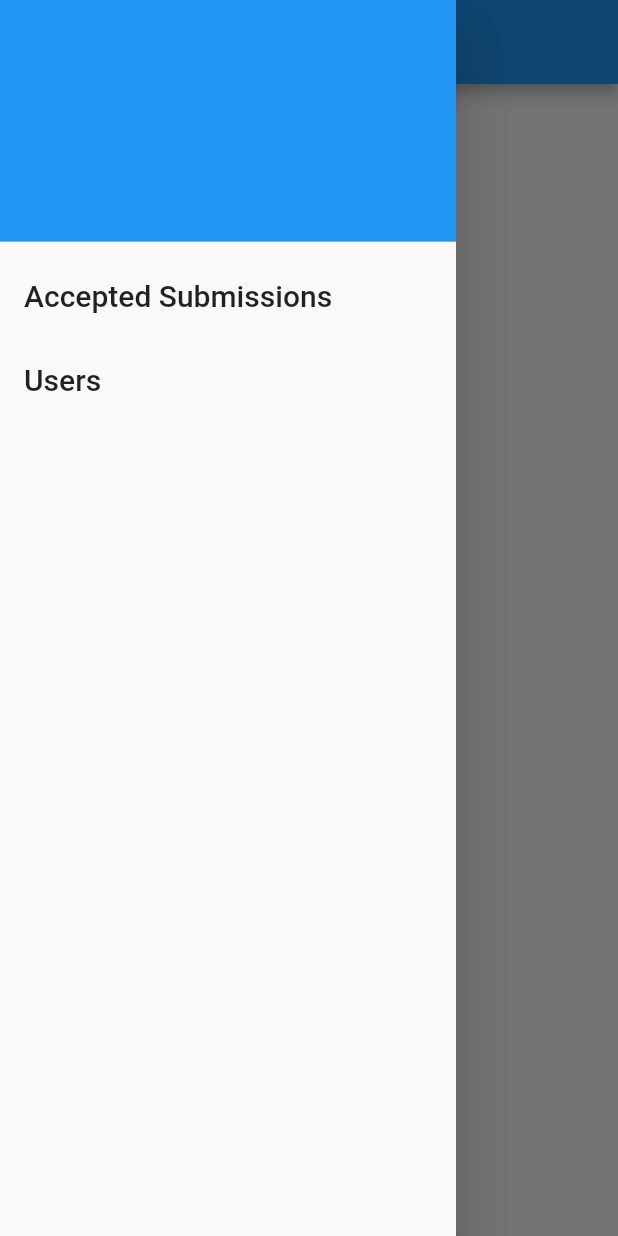
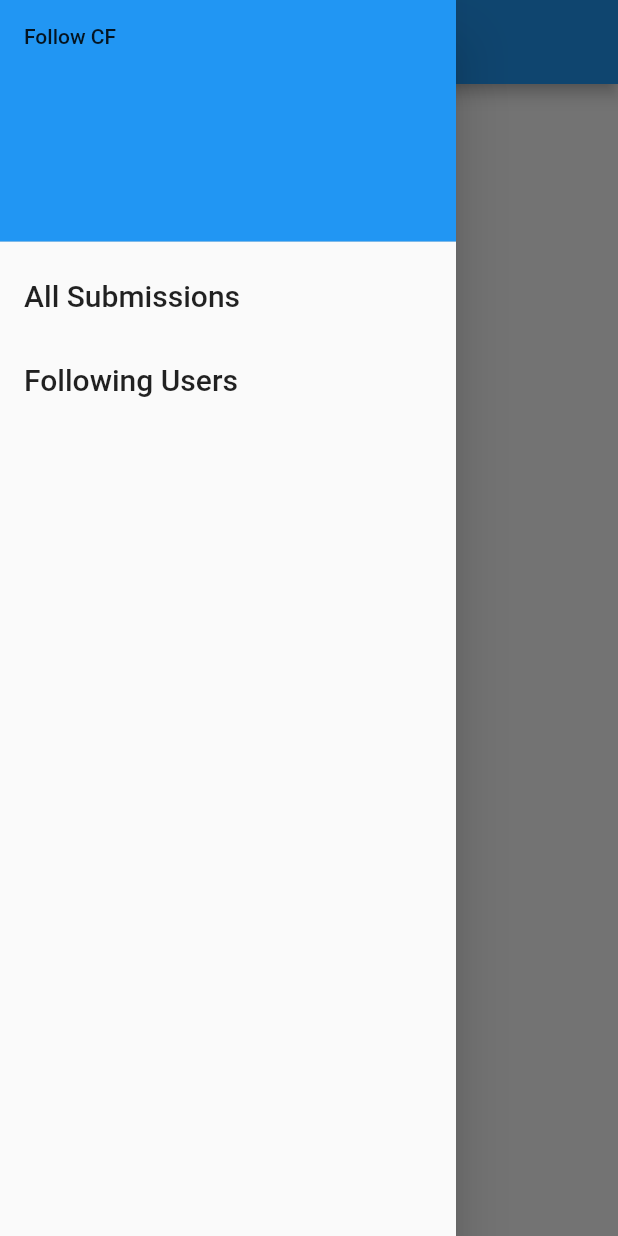
Before and after one commit to Casio991ms/FollowCF, a Flutter app: the screen it shows after launch, with the side drawer open, on a phone screen of 412 x 824 dp. Run offline on Flutter 3.47's test engine with Material 2 defaults, Android fonts, the phone set to English and light mode, and no system bars; our stand-ins replace dio.

```diff
--- a/followcf/lib/globals.dart
+++ b/followcf/lib/globals.dart
@@ -2,5 +2,5 @@ library globals;
 
 import 'package:followcf/models/user.dart';
 
-List<user?> users = [];
+List<User> users = [];
 List<String> handles = [];
--- a/followcf/lib/main.dart
+++ b/followcf/lib/main.dart
@@ -1,5 +1,5 @@
 import 'package:flutter/material.dart';
-import 'package:followcf/screens/ac_submissions.dart';
+import 'package:followcf/screens/all_submissions.dart';
 
 void main() {
   runApp(const MyApp());
@@ -16,7 +16,7 @@ class MyApp extends StatelessWidget {
         primarySwatch: Colors.blue,
       ),
       debugShowCheckedModeBanner: false,
-      home: const acSub(),
+      home: const AllSubmissions(),
     );
   }
 }
--- a/followcf/lib/screens/ac_submissions.dart
+++ /dev/null
@@ -1,35 +0,0 @@
-import 'package:flutter/material.dart';
-import 'package:followcf/widgets/drawer.dart';
-
-class acSub extends StatefulWidget {
-  const acSub({Key? key}) : super(key: key);
-
-  @override
-  State<acSub> createState() => _acSubState();
-}
-
-class _acSubState extends State<acSub> {
-  @override
-  Widget build(BuildContext context) {
-    return Scaffold(
-      appBar: AppBar(
-        title: const Text("Accepted Submissions"),
-      ),
-      drawer: const MyDrawer(),
-      // body: ListView(
-      //   children: List.generate(
-      //     submissions.length,
-      //     (i) => ListTile(
-      //       title: Text(submissions[i].contestId.toString() +
-      //           submissions[i].index +
-      //           ": " +
-      //           submissions[i].name),
-      //       subtitle: Text(submissions[i].author),
-      //       isThreeLine: true,
-      //       trailing: Text(submissions[i].rating.toString()),
-      //     ),
-      //   ),
-      // ),
-    );
-  }
-}
--- /dev/null
+++ b/followcf/lib/screens/all_submissions.dart
@@ -0,0 +1,91 @@
+import 'package:followcf/globals.dart';
+
+import 'package:flutter/material.dart';
+import 'package:followcf/models/submission.dart';
+import 'package:followcf/models/color.dart';
+import 'package:followcf/utils/dio_client.dart';
+import 'package:followcf/widgets/drawer.dart';
+import 'package:intl/intl.dart';
+
+class AllSubmissions extends StatefulWidget {
+  const AllSubmissions({Key? key}) : super(key: key);
+
+  @override
+  State<AllSubmissions> createState() => _AllSubmissions();
+}
+
+class _AllSubmissions extends State<AllSubmissions> {
+  final DioClient _dioClient = DioClient();
+  List<Submission> submissions = [];
+  int start = 1;
+
+  @override
+  void initState() {
+    super.initState();
+
+    func().then((data) {
+      setState(() {
+        submissions = data;
+      });
+    });
+  }
+
+  Future func() async {
+    return _dioClient.getAllUsersSubmissions(users: users);
+  }
+
+  String convertTime(int creationTimeSeconds) {
+    DateTime dt =
+        DateTime.fromMillisecondsSinceEpoch(creationTimeSeconds * 1000);
+    return DateFormat('MMM/dd/yyyy H:m').format(dt);
+  }
+
+  @override
+  Widget build(BuildContext context) {
+    return Scaffold(
+      appBar: AppBar(
+        title: const Text("All Submissions"),
+      ),
+      drawer: const MyDrawer(),
+      body: ListView(
+        children: List.generate(
+          submissions.length,
+          (i) => Container(
+            margin: const EdgeInsets.fromLTRB(10, 3, 10, 3),
+            decoration: const BoxDecoration(
+              borderRadius: BorderRadius.all(Radius.circular(5)),
+              color: Color(0xFFDDDDDD),
+            ),
+            child: ListTile(
+              key: UniqueKey(),
+              leading: Text(submissions[i].problemRating.toString()),
+              title: Text(submissions[i].contestId.toString() +
+                  submissions[i].problemIndex +
+                  ": " +
+                  submissions[i].problemName),
+              subtitle: RichText(
+                  text: TextSpan(children: <TextSpan>[
+                TextSpan(
+                    text: submissions[i].author,
+                    style:
+                        TextStyle(color: getColor(submissions[i].authorRank))),
+                TextSpan(
+                    text:
+                        ", " + convertTime(submissions[i].creationTimeSeconds),
+                    style: const TextStyle(color: Colors.black))
+              ])),
+              isThreeLine: true,
+              trailing: Text(
+                submissions[i].verdict!,
+                style: TextStyle(
+                    color: submissions[i].verdict! == "OK"
+                        ? const Color(0xFF00AA00)
+                        : const Color(0xFFFE0000)),
+              ),
+            ),
+          ),
+        ),
+      ),
+    );
+  }
+}
--- a/followcf/lib/widgets/drawer.dart
+++ b/followcf/lib/widgets/drawer.dart
@@ -1,5 +1,5 @@
 import 'package:flutter/material.dart';
-import 'package:followcf/screens/ac_submissions.dart';
+import 'package:followcf/screens/all_submissions.dart';
 import 'package:followcf/screens/following_users.dart';
 
 class MyDrawer extends StatefulWidget {
@@ -17,27 +17,27 @@ class _MyDrawerState extends State<MyDrawer> {
         padding: EdgeInsets.zero,
         children: [
           const DrawerHeader(
-            child: Text(''),
+            child: Text('Follow CF'),
             decoration: BoxDecoration(
               color: Colors.blue,
             ),
           ),
           ListTile(
             title: const Text(
-              'Accepted Submissions',
+              'All Submissions',
               style: TextStyle(fontSize: 20.0),
             ),
             onTap: () {
               Navigator.pop(context);
               Navigator.push(
                 context,
-                MaterialPageRoute(builder: (context) => const acSub()),
+                MaterialPageRoute(builder: (context) => const AllSubmissions()),
               );
             },
           ),
           ListTile(
             title: const Text(
-              'Users',
+              'Following Users',
               style: TextStyle(fontSize: 20.0),
             ),
             onTap: () {
--- a/followcf/pubspec.yaml
+++ b/followcf/pubspec.yaml
@@ -35,6 +35,7 @@ dependencies:
   # Use with the CupertinoIcons class for iOS style icons.
   cupertino_icons: ^1.0.2
   dio: ^4.0.1
+  intl: ^0.17.0
 
 dev_dependencies:
   flutter_test:
```
Also changed, not shown: followcf/lib/models/color.dart (added, +28 -0 lines), followcf/lib/models/submission.dart (+35 -2 lines), followcf/lib/models/user.dart (+4 -33 lines), followcf/lib/screens/following_users.dart (+9 -5 lines), followcf/lib/screens/history_page.dart (+31 -7 lines), followcf/lib/screens/search_page.dart (+7 -4 lines), followcf/lib/screens/user_page.dart (+37 -6 lines), followcf/lib/utils/dio_client.dart (+45 -9 lines), followcf/pubspec.lock.
